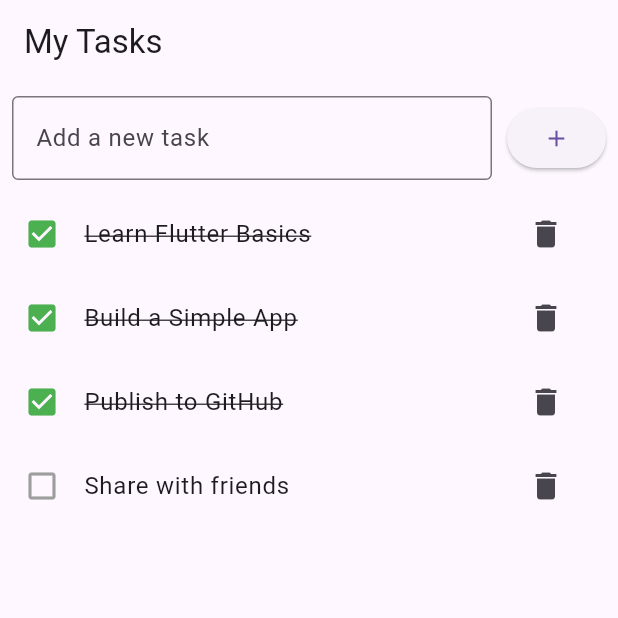
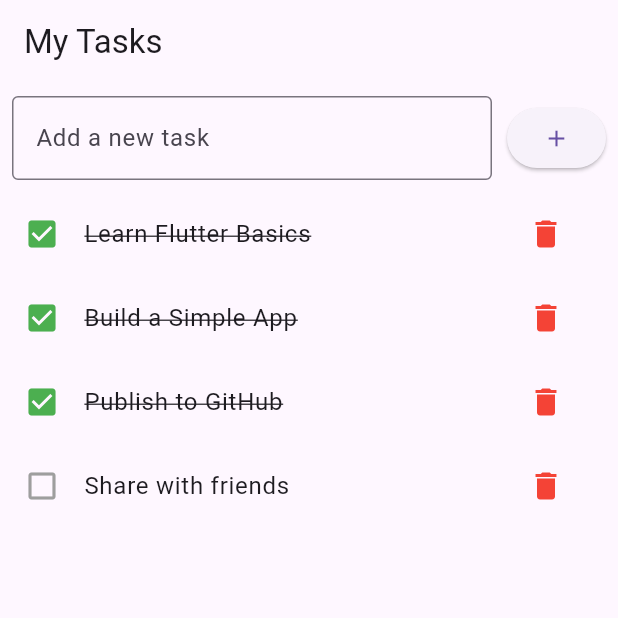
Before and after one commit to abdoessam917/simple_to_do_app, a Flutter app: the screen it shows after launch, on a phone screen of 412 x 824 dp, the top half of it. Run offline on Flutter 3.47's test engine with Material 3 defaults, Android fonts, the phone set to English and light mode, and no system bars.

Commit message:
feat(ui): Enhance task list UI with delete button
Add a delete button with a red color to each task item
in the list. Also, adjust the trailing widget to use a Row
to accommodate the button.

```diff
--- a/lib/screens/task_list_screen.dart
+++ b/lib/screens/task_list_screen.dart
@@ -13,8 +13,8 @@ class _TaskListScreenState extends State<TaskListScreen> {
   TextEditingController textController = TextEditingController();
   List<Task> tasks = [
     Task(title: "Learn Flutter Basics", isCompleted: true),
-    Task(title: "Build a Simple App" , isCompleted: true),
-    Task(title: "Publish to GitHub" , isCompleted: true),
+    Task(title: "Build a Simple App", isCompleted: true),
+    Task(title: "Publish to GitHub", isCompleted: true),
     Task(title: "Share with friends"),
   ];
 
@@ -76,7 +76,8 @@ class _TaskListScreenState extends State<TaskListScreen> {
                               tasks[index].isCompleted
                                   ? Icons.check_box
                                   : Icons.check_box_outline_blank,
-                              color: tasks[index].isCompleted
+                              color:
+                                  tasks[index].isCompleted
                                       ? Colors.green
                                       : Colors.grey,
                             ),
@@ -90,13 +91,18 @@ class _TaskListScreenState extends State<TaskListScreen> {
                                     ),
                                   )
                                   : Text(tasks[index].title),
-                          trailing: IconButton(
-                            icon: const Icon(Icons.delete),
+                          trailing: Row(
+                            mainAxisSize: MainAxisSize.min,
+                            children: [
+                              IconButton(
+                                icon: const Icon(Icons.delete,color: Colors.red,),
                                 onPressed: () {
                                   setState(() {
                                     tasks.removeAt(index);
                                   });
                                 },
+                              )
+                            ],
                           ),
                         );
                       },
```
Lines whose indentation alone changed are shown as unchanged.
